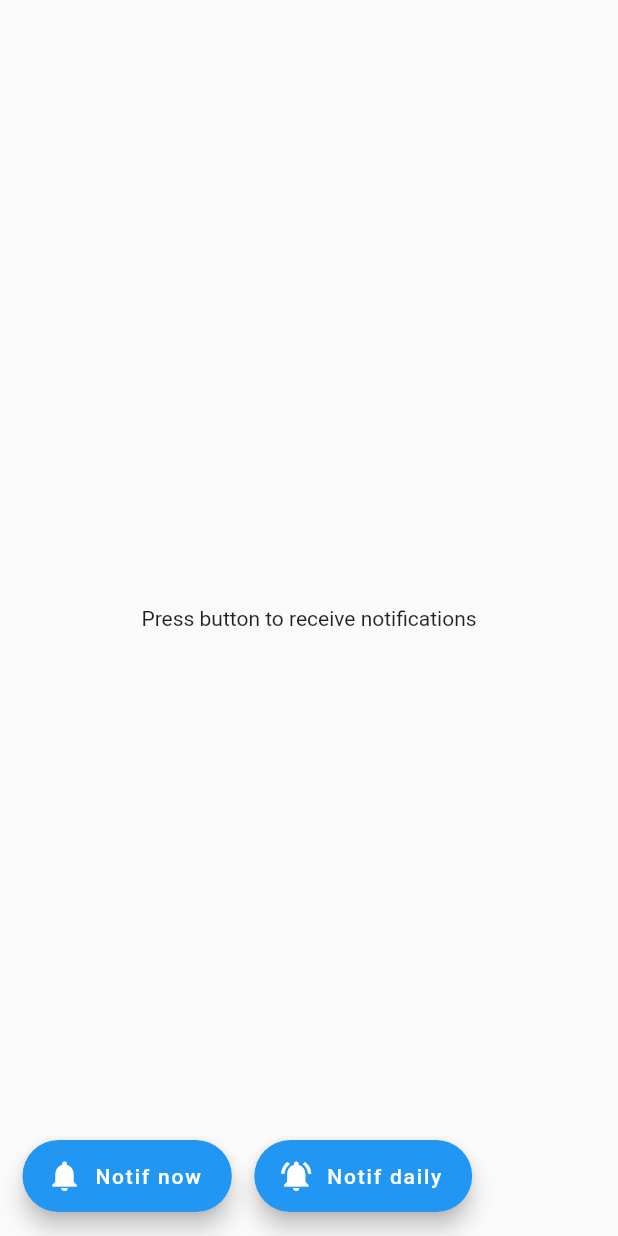
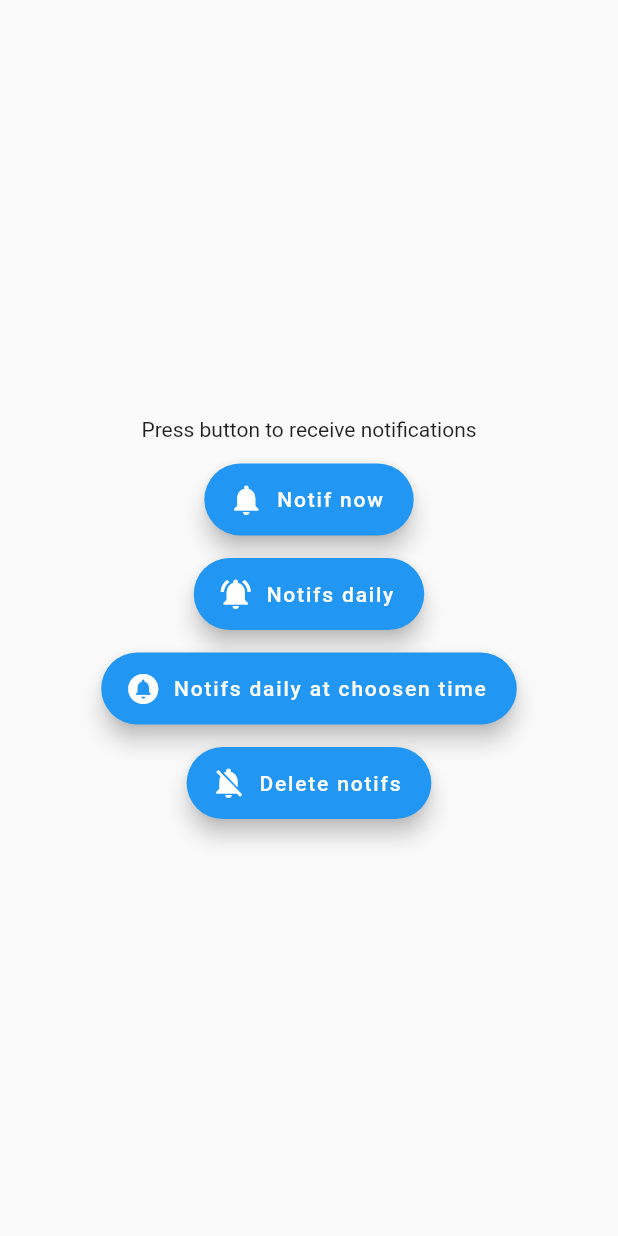
Before and after one commit to sv-makh/week21_notifications, a Flutter app: the screen it shows after launch, on a phone screen of 412 x 824 dp. Run offline on Flutter 3.47's test engine with Material 2 defaults, Android fonts, the phone set to English and light mode, and no system bars; our stand-ins replace flutter_local_notifications, timezone.

Commit message:
change buttons

```diff
--- a/lib/main.dart
+++ b/lib/main.dart
@@ -86,39 +86,42 @@ class _NotificationsAppState extends State<NotificationsApp> {
         platformChannelSpecifics,
         androidAllowWhileIdle: true
     );
-
-    /*await localNotifications.zonedSchedule(
-      0,
-      'Your daily notification',
-      'Schedule half an hour to program',
-      scheduledDate,
-      notificationDetails,
-      uiLocalNotificationDateInterpretation: uiLocalNotificationDateInterpretation,
-      androidAllowWhileIdle: androidAllowWhileIdle
-    )*/
   }
 
   @override
   Widget build(BuildContext context) {
     return Scaffold(
-      body: const Center(
-        child: Text('Press button to receive notifications'),
-      ),
-      floatingActionButtonLocation: FloatingActionButtonLocation.centerFloat,
-      floatingActionButton: Row( children: [
-        const SizedBox(width: 15),
+      body: Center(
+          child: Column(
+            mainAxisAlignment: MainAxisAlignment.center,
+            children: [
+            Text('Press button to receive notifications'),
+            const SizedBox(height: 15),
             FloatingActionButton.extended(
                 onPressed: _showNotificationNow,
                 icon: const Icon(Icons.notifications),
                 label: const Text('Notif now')
             ),
-        const SizedBox(width: 15),
+            const SizedBox(height: 15),
             FloatingActionButton.extended(
                 onPressed: _showNotificationsDaily,
                 icon: const Icon(Icons.notifications_active),
-          label: const Text('Notif daily')
+                label: const Text('Notifs daily')
+            ),
+            const SizedBox(height: 15),
+            FloatingActionButton.extended(
+              onPressed: () => {},
+              icon: const Icon(Icons.circle_notifications),
+              label: const Text('Notifs daily at choosen time'),
+            ),
+            const SizedBox(height: 15),
+            FloatingActionButton.extended(
+              onPressed: () => {},
+              icon: const Icon(Icons.notifications_off),
+              label: const Text('Delete notifs'),
             )
-      ]),
+          ])
+      ),
     );
   }
 }
```
Lines whose indentation alone changed are shown as unchanged.
